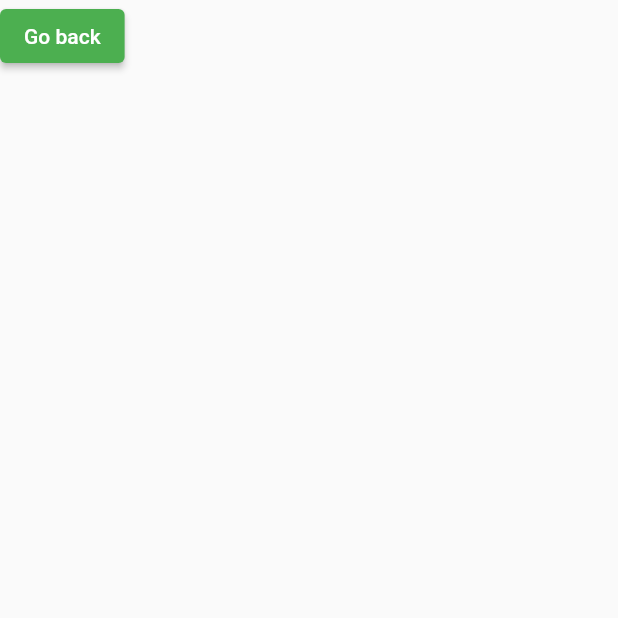
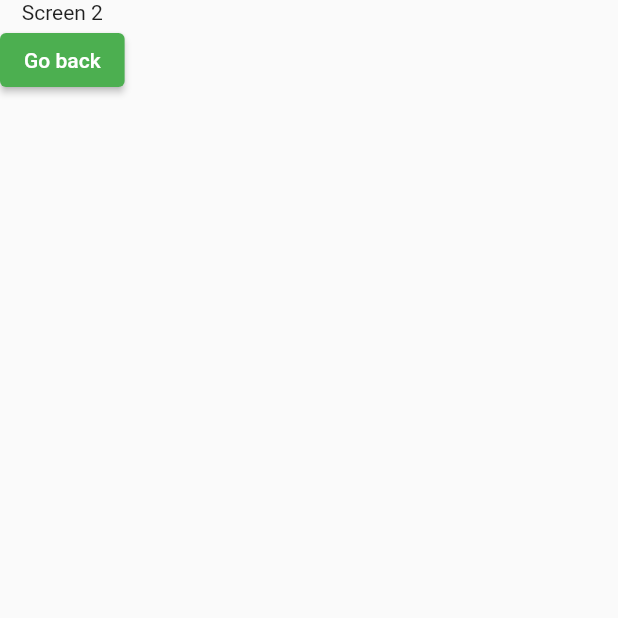
Before and after one commit to mahroofalip/date-with-flutter, a Flutter app: the ScreenTwo screen opened directly, on a phone screen of 412 x 824 dp, the top half of it. Run offline on Flutter 3.47's test engine with Material 2 defaults, Android fonts, the phone set to English and light mode, and no system bars.

Commit message:
route using matreial page route and back to first

```diff
--- a/lib/screenTwo.dart
+++ b/lib/screenTwo.dart
@@ -10,7 +10,14 @@ class ScreenTwo extends StatelessWidget {
     return Scaffold(
       body: SafeArea(
         child: Column(
-          children: [ElevatedButton(onPressed: () {}, child: Text('Go back'))],
+          children: [
+            Text('Screen 2'),
+            ElevatedButton(
+                onPressed: () {
+                  Navigator.of(context).pop();
+                },
+                child: Text('Go back'))
+          ],
         ),
       ),
     );
```
